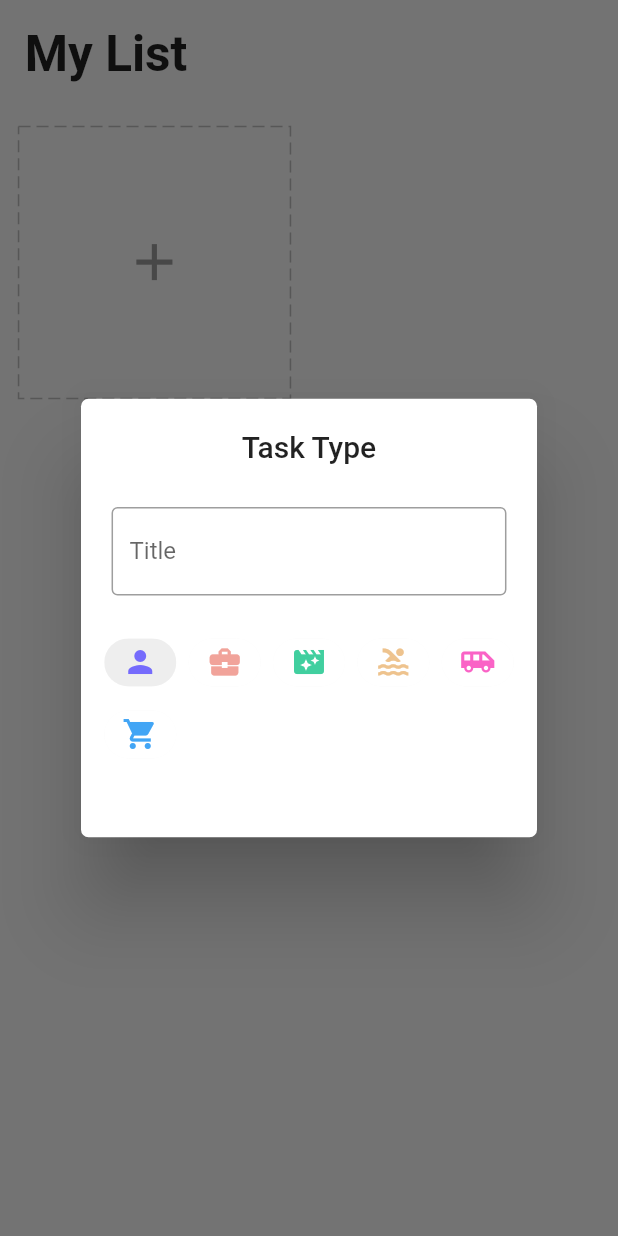
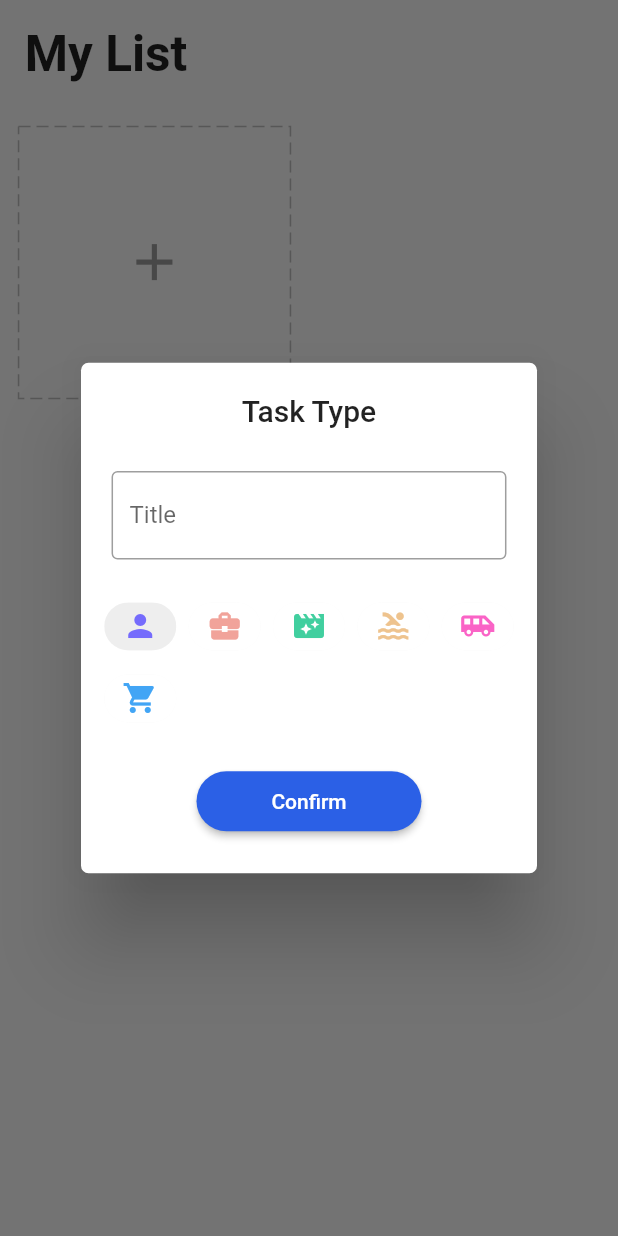
Before and after one commit to TataAdiN/Todo-List---Flutter, a Flutter app: the screen it shows after launch, after a tap on the "add" icon, on a phone screen of 412 x 824 dp. Run offline on Flutter 3.47's test engine with Material 2 defaults, Android fonts, the phone set to English and light mode, and no system bars; drawn by our look-alikes of dotted_border; our stand-ins replace equatable, flutter_easyloading, get, get_storage.

Commit message:
[add_card] add confirm button

```diff
--- a/lib/modules/home/widgets/add_card.dart
+++ b/lib/modules/home/widgets/add_card.dart
@@ -66,6 +66,17 @@ class AddCard extends StatelessWidget {
                       ).toList(),
                     ),
                   ),
+                  ElevatedButton(
+                    style: ElevatedButton.styleFrom(
+                      primary: blue,
+                      shape: RoundedRectangleBorder(
+                        borderRadius: BorderRadius.circular(30)
+                      ),
+                      minimumSize: const Size(150, 40)
+                    ),
+                    onPressed: () {},
+                    child: const Text('Confirm')
+                  )
                 ],
               )
             )
```
